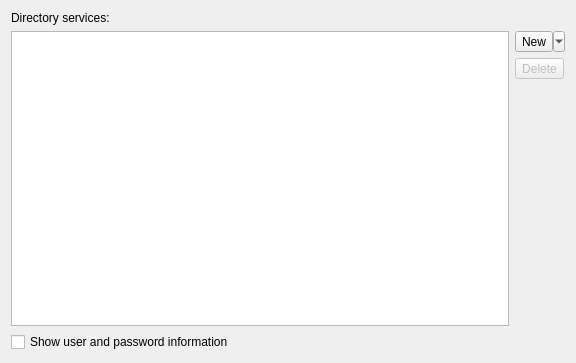
Old version of the form libkleo/ui/directoryserviceswidget.ui in the repository chusopr/kdepim-ktimetracker-akonadi.
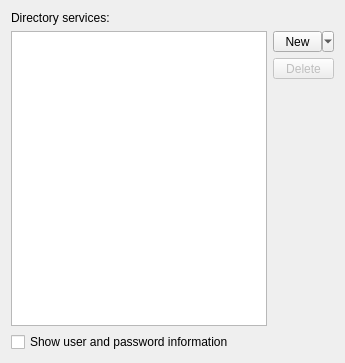
New version of the form.

Commit message: Fix button size

Patch:
```diff
--- a/libkleo/ui/directoryserviceswidget.ui
+++ b/libkleo/ui/directoryserviceswidget.ui
@@ -1,11 +1,11 @@
 <ui version="4.0" >
  <class>DirectoryServicesWidget</class>
- <widget class="QWidget" name="DirectoryServicesWidget" >
-  <property name="geometry" >
+ <widget class="QWidget" name="DirectoryServicesWidget">
+  <property name="geometry">
    <rect>
     <x>0</x>
     <y>0</y>
-    <width>576</width>
+    <width>345</width>
     <height>363</height>
    </rect>
   </property>
@@ -50,9 +50,9 @@
         <number>0</number>
        </property>
        <item>
-        <widget class="QToolButton" name="newTB" >
-         <property name="sizePolicy" >
-          <sizepolicy vsizetype="Fixed" hsizetype="Preferred" >
+        <widget class="QToolButton" name="newTB">
+         <property name="sizePolicy">
+          <sizepolicy hsizetype="MinimumExpanding" vsizetype="Fixed">
            <horstretch>0</horstretch>
            <verstretch>0</verstretch>
           </sizepolicy>
@@ -79,7 +79,13 @@
          <property name="enabled" >
           <bool>false</bool>
          </property>
-         <property name="toolTip" >
+         <property name="sizePolicy">
+          <sizepolicy hsizetype="MinimumExpanding" vsizetype="Fixed">
+           <horstretch>0</horstretch>
+           <verstretch>0</verstretch>
+          </sizepolicy>
+         </property>
+         <property name="toolTip">
           <string>Click to remove the currently selected service</string>
          </property>
          <property name="whatsThis" >
```
Left out of the diff: 75 changed lines with no effect on the pictures.
